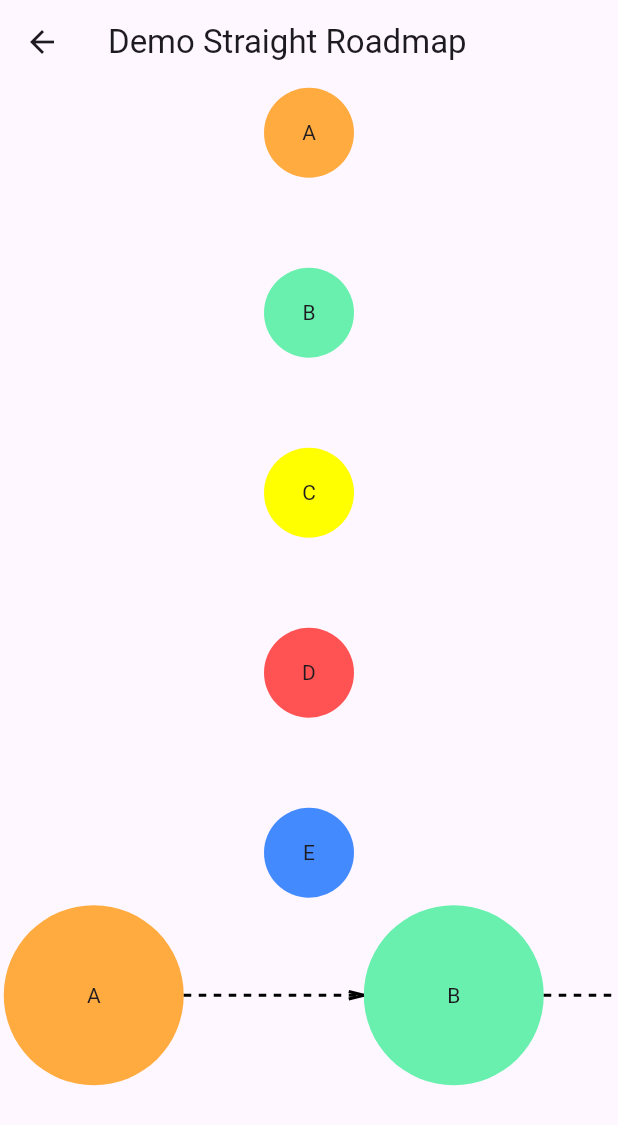
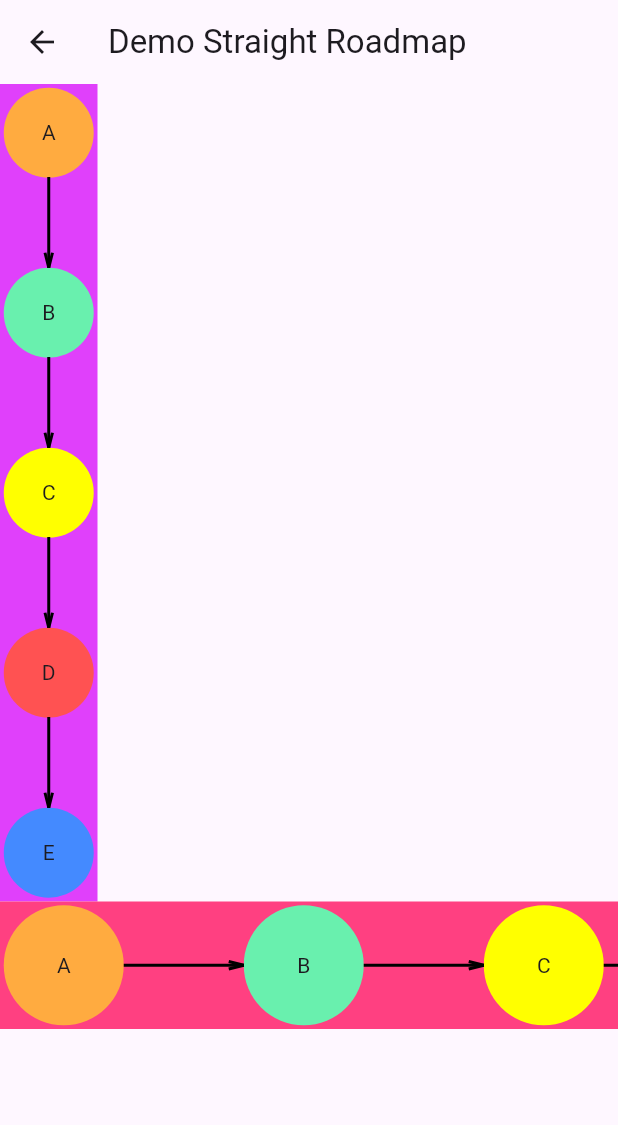
Before and after one commit to Lap2000/custom_fl_timeline, a Flutter app: the screen it shows after launch, after a tap on "Straight Roadmap", on a phone screen of 412 x 824 dp. Shown: the top 1125 px of the screen. Run offline on Flutter 3.47's test engine with Material 3 defaults, Android fonts, the phone set to English and light mode, and no system bars.

Commit message:
update-milestone-roadmap

```diff
--- a/example/lib/main.dart
+++ b/example/lib/main.dart
@@ -1,4 +1,5 @@
 import 'package:example/pages/demo_curve_roadmap.dart';
+import 'package:example/pages/demo_custom_roadmap.dart';
 import 'package:example/pages/demo_straight_roadmap.dart';
 import 'package:flutter/material.dart';
 
@@ -58,6 +59,16 @@ class MyHomePage extends StatelessWidget {
               },
               child: const Text('Straight Roadmap'),
             ),
+            ElevatedButton(
+              onPressed: () {
+                Navigator.of(context).push(
+                  MaterialPageRoute<dynamic>(
+                    builder: (_) => const DemoCustomRoadmap(),
+                  ),
+                );
+              },
+              child: const Text('Custom Roadmap'),
+            ),
           ],
         ),
       ),
--- a/example/lib/pages/demo_straight_roadmap.dart
+++ b/example/lib/pages/demo_straight_roadmap.dart
@@ -13,8 +13,11 @@ class DemoStraightRoadmap extends StatelessWidget {
       body: SafeArea(
         child: SingleChildScrollView(
           child: Column(
+            crossAxisAlignment: CrossAxisAlignment.start,
             children: <Widget>[
-              RoadMap(
+              Container(
+                color: Colors.purpleAccent,
+                child: RoadMap(
                   circleRadius: 30,
                   roadmapType: RoadmapType.straight,
                   values: <StepValue>[
@@ -25,10 +28,13 @@ class DemoStraightRoadmap extends StatelessWidget {
                     StepValue('E', color: Colors.blueAccent),
                   ],
                 ),
-              SingleChildScrollView(
+              ),
+              Container(
+                color: Colors.pinkAccent,
+                child: SingleChildScrollView(
                   scrollDirection: Axis.horizontal,
                   child: RoadMap(
-                  circleRadius: 60,
+                    circleRadius: 40,
                     roadmapType: RoadmapType.straight,
                     roadmapOrientation: RoadMapOrientation.vertical,
                     values: <StepValue>[
@@ -40,6 +46,7 @@ class DemoStraightRoadmap extends StatelessWidget {
                     ],
                   ),
                 ),
+              ),
             ],
           ),
         ),
--- a/lib/flutter_roadmap.dart
+++ b/lib/flutter_roadmap.dart
@@ -1,3 +1,4 @@
+export 'src/roadmap.dart';
 export 'src/custom_roadmap.dart';
 export 'src/model/model.dart';
 export 'src/helper/helper.dart';
--- a/lib/src/custom_roadmap.dart
+++ b/lib/src/custom_roadmap.dart
@@ -4,8 +4,8 @@ import 'package:flutter_roadmap/src/model/model.dart';
 
 import 'widgets/widgets.dart';
 
-class RoadMap extends StatelessWidget {
-  const RoadMap({
+class CustomRoadMap extends StatelessWidget {
+  const CustomRoadMap({
     super.key,
     this.circleRadius = 25,
     required this.values,
@@ -24,110 +24,28 @@ class RoadMap extends StatelessWidget {
 
   @override
   Widget build(BuildContext context) {
-    final Size size = MediaQuery.of(context).size;
-    final double roadmapHeight = roadmapOrientation.isVertical
-        ? circleRadius * 6 + 15
-        : circleRadius * (values.length * 4 - 2) + 5;
-    final double roadmapWidth = roadmapOrientation.isVertical
-        ? circleRadius * (values.length * 4 - 2) + 5
-        : circleRadius * 6 + 15;
-    final Offset center =
-        Offset(size.width / 2 - circleRadius, size.height / 2 - circleRadius);
-    return SizedBox(
-      height: roadmapHeight,
-      width: roadmapWidth,
-      child: Stack(
-        children: <Widget>[
-          if (roadmapOrientation.isVertical)
-            ...List<Widget>.generate(
-              values.length,
-              (int i) => Positioned(
-                left: i == 0
-                    ? 0
-                    : (circleRadius * (i + i) + circleRadius * (i + i)),
-                top: roadmapType.isCurve ? circleRadius * 2 + 5 : 0,
-                child: CustomStepRoadmap(
-                  radius: circleRadius,
-                  text: values[i].value,
-                  filledColor: values[i].color,
-                ),
-              ),
-            )
-          else
-            ...List<Widget>.generate(
-              values.length,
-              (int i) => Positioned(
-                left: circleRadius * 2 + 5,
-                top: i == 0
-                    ? 0
-                    : (circleRadius * (i + i) + circleRadius * (i + i)),
-                child: CustomStepRoadmap(
-                  radius: circleRadius,
-                  text: values[i].value,
-                  filledColor: values[i].color,
-                ),
-              ),
-            ),
-          if (roadmapType.isCurve && roadmapOrientation.isVertical)
-            ...List<Widget>.generate(
-              values.length - 1,
-              (int i) => Positioned(
-                top: i.isEven ? circleRadius * 2 + 5 : circleRadius * 4 + 10,
-                left: circleRadius * (2 + (4 * i)) + circleRadius + 2.5,
-                child: CustomPaint(
-                  painter: CurveConnectedLine(
-                    radius: circleRadius * 2,
-                    roadmapOrientation: roadmapOrientation,
-                    curveConnectedLineType: i.isEven
-                        ? CurveConnectedLineType.top
-                        : CurveConnectedLineType.bottom,
-                  ),
-                ),
-              ),
-            )
-          else if (roadmapOrientation.isVertical)
-            ...List<Widget>.generate(
-              values.length - 1,
-              (int i) => Positioned(
-                top: circleRadius + 2.5,
-                left: circleRadius * (2 + (4 * i)) + 2.5,
-                child: CustomPaint(
-                  painter: StraightConnectedLine(
-                    radius: circleRadius * 2 - 5,
-                    roadmapOrientation: roadmapOrientation,
-                  ),
-                ),
-              ),
-            )
-          else if (roadmapType.isCurve)
-            ...List<Widget>.generate(
-              values.length - 1,
-              (int i) => Positioned(
-                top: circleRadius * (2 + (4 * i)) + circleRadius,
-                left: i.isEven ? circleRadius * 4 + 10 : circleRadius * 2 + 5,
-                child: CustomPaint(
-                  painter: CurveConnectedLine(
-                    radius: circleRadius * 2,
-                    curveConnectedLineType: i.isEven
-                        ? CurveConnectedLineType.left
-                        : CurveConnectedLineType.right,
-                  ),
-                ),
-              ),
-            )
-          else
-            ...List<Widget>.generate(
-              values.length - 1,
-              (int i) => Positioned(
-                top: circleRadius * (2 + (4 * i)),
-                left: center.dx + circleRadius,
-                child: CustomPaint(
-                  painter: StraightConnectedLine(radius: circleRadius * 2 - 5),
-                ),
-              ),
-            ),
-        ],
-      ),
+    final List<StepValue> milestoneList = [
+      StepValue('Đặt hàng', time: DateTime.now()),
+      StepValue('Chờ lấy hàng', time: DateTime.now()),
+      StepValue(
+          'Hàng đã lấy, đang chuyển hàng đến kho quốc tế ShanHai. Thời gian có lẽ sẽ kéo dài do vấn đề thuế quan. Xin quý khách thông cảm.',
+          time: DateTime.now()),
+      StepValue('Giao hàng thành công', time: DateTime.now()),
+    ];
+    return Column(
+      children: [
+        Expanded(
+          child: ListView.builder(
+            itemCount: milestoneList.length,
+            itemBuilder: (context, index) {
+              return CustomMilestone(
+                text: milestoneList[index].value,
+                circleAtTheEnd: index == milestoneList.length - 1,
+              );
+            },
+          ),
+        ),
+      ],
     );
   }
 }
--- /dev/null
+++ b/lib/src/helper/enums/connected_line_type.dart
@@ -0,0 +1,5 @@
+enum ConnectedLineType { solid, dash }
+
+extension ConnectedLineTypeX on ConnectedLineType {
+  bool get isSolid => this == ConnectedLineType.solid;
+}
--- a/lib/src/helper/enums/enums.dart
+++ b/lib/src/helper/enums/enums.dart
@@ -1,3 +1,4 @@
 export 'roadmap_type.dart';
 export 'curve_roadmap.dart';
 export 'orientation.dart';
+export 'connected_line_type.dart';
--- a/lib/src/model/step_value.dart
+++ b/lib/src/model/step_value.dart
@@ -1,7 +1,12 @@
 import 'dart:ui';
 
 class StepValue {
-  StepValue(this.value, {this.color});
+  StepValue(
+    this.value, {
+    this.color,
+    this.time,
+  });
   final String value;
   final Color? color;
+  final DateTime? time;
 }
--- /dev/null
+++ b/lib/src/roadmap.dart
@@ -0,0 +1,135 @@
+import 'package:flutter/material.dart';
+import 'package:flutter_roadmap/src/helper/enums/enums.dart';
+import 'package:flutter_roadmap/src/model/model.dart';
+
+import 'widgets/widgets.dart';
+
+class RoadMap extends StatelessWidget {
+  const RoadMap({
+    super.key,
+    this.circleRadius = 25,
+    required this.values,
+    this.roadmapType = RoadmapType.curve,
+    this.roadmapOrientation = RoadMapOrientation.horizontal,
+    this.height = 0,
+    this.width = 0,
+  });
+
+  final double circleRadius;
+  final List<StepValue> values;
+  final RoadmapType roadmapType;
+  final RoadMapOrientation roadmapOrientation;
+  final double height;
+  final double width;
+
+  @override
+  Widget build(BuildContext context) {
+    final double roadmapHeight = roadmapOrientation.isVertical
+        ? roadmapType.isCurve
+            ? circleRadius * 6 + 15
+            : circleRadius * 2 + 5
+        : circleRadius * (values.length * 4 - 2) + 5;
+    final double roadmapWidth = roadmapOrientation.isVertical
+        ? circleRadius * (values.length * 4 - 2) + 5
+        : roadmapType.isCurve
+            ? circleRadius * 6 + 15
+            : circleRadius * 2 + 5;
+    return SizedBox(
+      height: roadmapHeight,
+      width: roadmapWidth,
+      child: Stack(
+        children: <Widget>[
+          if (roadmapOrientation.isVertical)
+            ...List<Widget>.generate(
+              values.length,
+              (int i) => Positioned(
+                left: i == 0
+                    ? 0
+                    : (circleRadius * (i + i) + circleRadius * (i + i)),
+                top: roadmapType.isCurve ? circleRadius * 2 + 5 : 0,
+                child: CustomStepRoadmap(
+                  radius: circleRadius,
+                  text: values[i].value,
+                  filledColor: values[i].color,
+                ),
+              ),
+            )
+          else
+            ...List<Widget>.generate(
+              values.length,
+              (int i) => Positioned(
+                left: roadmapType.isCurve ? circleRadius * 2 + 5 : 0,
+                top: i == 0
+                    ? 0
+                    : (circleRadius * (i + i) + circleRadius * (i + i)),
+                child: CustomStepRoadmap(
+                  radius: circleRadius,
+                  text: values[i].value,
+                  filledColor: values[i].color,
+                ),
+              ),
+            ),
+          if (roadmapType.isCurve && roadmapOrientation.isVertical)
+            ...List<Widget>.generate(
+              values.length - 1,
+              (int i) => Positioned(
+                top: i.isEven ? circleRadius * 2 + 5 : circleRadius * 4 + 10,
+                left: circleRadius * (2 + (4 * i)) + circleRadius + 2.5,
+                child: CustomPaint(
+                  painter: CurveConnectedLine(
+                    radius: circleRadius * 2,
+                    roadmapOrientation: roadmapOrientation,
+                    curveConnectedLineType: i.isEven
+                        ? CurveConnectedLineType.top
+                        : CurveConnectedLineType.bottom,
+                  ),
+                ),
+              ),
+            )
+          else if (roadmapOrientation.isVertical)
+            ...List<Widget>.generate(
+              values.length - 1,
+              (int i) => Positioned(
+                top: circleRadius + 2.5,
+                left: circleRadius * (2 + (4 * i)) + 2.5,
+                child: CustomPaint(
+                  painter: StraightConnectedLine(
+                    lineLength: circleRadius * 2 - 5,
+                    roadmapOrientation: roadmapOrientation,
+                  ),
+                ),
+              ),
+            )
+          else if (roadmapType.isCurve)
+            ...List<Widget>.generate(
+              values.length - 1,
+              (int i) => Positioned(
+                top: circleRadius * (2 + (4 * i)) + circleRadius,
+                left: i.isEven ? circleRadius * 4 + 10 : circleRadius * 2 + 5,
+                child: CustomPaint(
+                  painter: CurveConnectedLine(
+                    radius: circleRadius * 2,
+                    curveConnectedLineType: i.isEven
+                        ? CurveConnectedLineType.left
+                        : CurveConnectedLineType.right,
+                  ),
+                ),
+              ),
+            )
+          else
+            ...List<Widget>.generate(
+              values.length - 1,
+              (int i) => Positioned(
+                top: circleRadius * (2 + (4 * i)),
+                left: circleRadius,
+                child: CustomPaint(
+                  painter:
+                      StraightConnectedLine(lineLength: circleRadius * 2 - 5),
+                ),
+              ),
+            ),
+        ],
+      ),
+    );
+  }
+}
--- a/lib/src/widgets/custom_connected_line.dart
+++ b/lib/src/widgets/custom_connected_line.dart
@@ -95,20 +95,30 @@ class CurveConnectedLine extends CustomPainter {
 
 class StraightConnectedLine extends CustomPainter {
   const StraightConnectedLine({
-    this.radius = 25,
+    this.lineLength,
     this.roadmapOrientation = RoadMapOrientation.horizontal,
     this.color = Colors.black,
     this.strokeWidth = 2,
     this.dashGap = 5,
     this.dashLength = 5,
+    this.hasArrow = true,
+    this.horizontalX = 2.5,
+    this.horizontalY = 2,
+    this.type = ConnectedLineType.solid,
+    this.limitExpand = 0,
   });
 
-  final double radius;
+  final double? lineLength;
   final RoadMapOrientation roadmapOrientation;
   final Color color;
   final double strokeWidth;
   final double dashGap;
   final double dashLength;
+  final bool hasArrow;
+  final double horizontalX;
+  final double horizontalY;
+  final ConnectedLineType type;
+  final double limitExpand;
 
   @override
   void paint(Canvas canvas, Size size) {
@@ -117,19 +127,29 @@ class StraightConnectedLine extends CustomPainter {
       ..strokeWidth = 2
       ..style = PaintingStyle.stroke;
 
+    final limit = lineLength ??
+        (roadmapOrientation.isVertical ? size.width : size.height) +
+            (type.isSolid ? 0 : limitExpand);
+
     if (roadmapOrientation.isVertical) {
       double startX = 0;
 
       final double y = 0;
 
-      while (startX < radius) {
+      if (type.isSolid) {
+        canvas.drawLine(Offset(startX, y), Offset(limit + 5, y), paint);
+        startX = limit + 5;
+      } else {
+        while (startX < limit) {
           final double endX = startX + dashLength;
-        if (startX < radius || startX > radius) {
+          if (startX < limit || startX > limit) {
             canvas.drawLine(Offset(startX, y), Offset(endX, y), paint);
           }
           startX += dashLength + dashGap;
         }
+      }
 
+      if (hasArrow) {
         final double arrowSize = 5.0;
         final Offset arrowTip = Offset(startX, y); // endArrowPoint
 
@@ -144,19 +164,26 @@ class StraightConnectedLine extends CustomPainter {
 
         canvas.drawLine(arrowTip, arrowTop, paint);
         canvas.drawLine(arrowTip, arrowBottom, paint);
+      }
     } else {
-      double startY = 2;
+      double startY = horizontalY;
 
-      final double x = 2.5;
+      final double x = horizontalX;
 
-      while (startY < radius) {
+      if (type.isSolid) {
+        canvas.drawLine(Offset(x, startY), Offset(x, limit + 7.5), paint);
+        startY = limit + 7.5;
+      } else {
+        while (startY < limit) {
           final double endY = startY + dashLength;
-        if (startY < radius || startY > radius) {
+          if (startY < limit || startY > limit) {
             canvas.drawLine(Offset(x, startY), Offset(x, endY), paint);
           }
           startY += dashLength + dashGap;
         }
+      }
 
+      if (hasArrow) {
         final double arrowSize = 5.0;
         final Offset arrowTip = Offset(x, startY); // endArrowPoint
 
@@ -173,6 +200,7 @@ class StraightConnectedLine extends CustomPainter {
         canvas.drawLine(arrowTip, arrowRight, paint);
       }
     }
+  }
 
   @override
   bool shouldRepaint(covariant CustomPainter oldDelegate) {
--- a/lib/src/widgets/custom_step_roadmap.dart
+++ b/lib/src/widgets/custom_step_roadmap.dart
@@ -10,6 +10,8 @@ class CustomStepRoadmap extends StatelessWidget {
     this.textStyle,
     this.child,
     this.filledColor,
+    this.pixelPadding = 5,
+    this.padding = const EdgeInsets.all(8),
   });
 
   final double radius;
@@ -17,13 +19,15 @@ class CustomStepRoadmap extends StatelessWidget {
   final TextStyle? textStyle;
   final Widget? child;
   final Color? filledColor;
+  final double pixelPadding;
+  final EdgeInsets padding;
 
   @override
   Widget build(BuildContext context) {
     return Container(
-      height: radius * 2 + 5,
-      width: radius * 2 + 5,
-      padding: const EdgeInsets.all(8),
+      height: radius * 2 + pixelPadding,
+      width: radius * 2 + pixelPadding,
+      padding: padding,
       alignment: Alignment.center,
       child: Stack(
         children: <Widget>[
--- a/lib/src/widgets/widgets.dart
+++ b/lib/src/widgets/widgets.dart
@@ -1,2 +1,3 @@
 export 'custom_connected_line.dart';
 export 'custom_step_roadmap.dart';
+export 'custom_milestone.dart';
```
Also changed, not shown: example/lib/pages/demo_custom_roadmap.dart (added, +39 -0 lines), lib/src/widgets/custom_milestone.dart (added, +81 -0 lines). Lines whose indentation alone changed are shown as unchanged.
